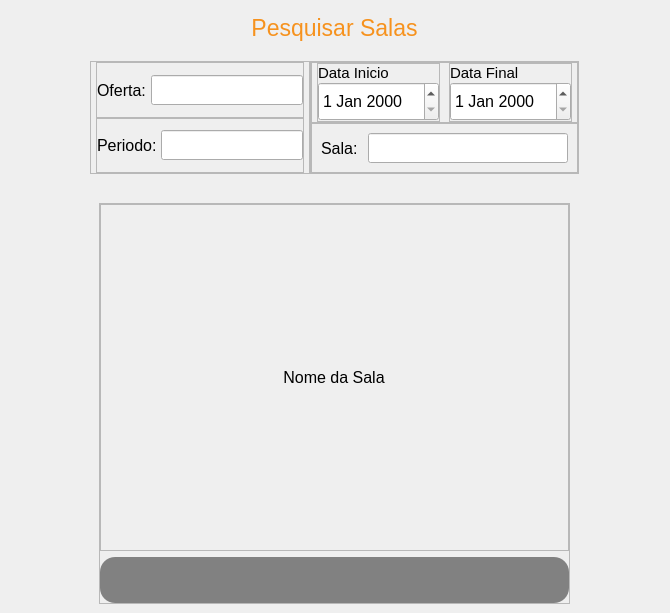
Senac-SOR-ADS/Mapa-de-Sala, file App/view/ui/pesquisa.ui: the form before one commit.
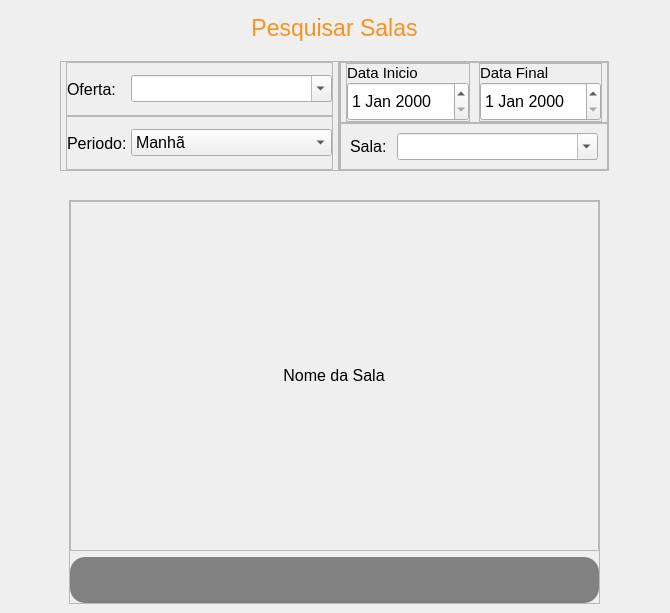
The form after the commit. Icons and pictures are not drawn.

Commit message: alterando para combobox os campos QLineEdit

```diff
--- a/App/view/ui/pesquisa.ui
+++ b/App/view/ui/pesquisa.ui
@@ -175,11 +175,11 @@
                 </widget>
                </item>
                <item>
-                <widget class="QLineEdit" name="campoOferta">
+                <widget class="QComboBox" name="campoOferta">
                  <property name="minimumSize">
                   <size>
-                   <width>139</width>
-                   <height>30</height>
+                   <width>201</width>
+                   <height>0</height>
                   </size>
                  </property>
                  <property name="font">
@@ -187,6 +187,9 @@
                    <pointsize>12</pointsize>
                   </font>
                  </property>
+                 <property name="editable">
+                  <bool>true</bool>
+                 </property>
                 </widget>
                </item>
               </layout>
@@ -235,11 +238,11 @@
                 </widget>
                </item>
                <item>
-                <widget class="QLineEdit" name="campoPeriodo">
+                <widget class="QComboBox" name="campoPeriodo">
                  <property name="minimumSize">
                   <size>
-                   <width>139</width>
-                   <height>30</height>
+                   <width>201</width>
+                   <height>0</height>
                   </size>
                  </property>
                  <property name="font">
@@ -247,6 +250,21 @@
                    <pointsize>12</pointsize>
                   </font>
                  </property>
+                 <item>
+                  <property name="text">
+                   <string>Manhã</string>
+                  </property>
+                 </item>
+                 <item>
+                  <property name="text">
+                   <string>Tarde</string>
+                  </property>
+                 </item>
+                 <item>
+                  <property name="text">
+                   <string>Noite</string>
+                  </property>
+                 </item>
                 </widget>
                </item>
               </layout>
@@ -447,11 +465,11 @@
                 </widget>
                </item>
                <item>
-                <widget class="QLineEdit" name="campoSala">
+                <widget class="QComboBox" name="campoSala">
                  <property name="minimumSize">
                   <size>
-                   <width>139</width>
-                   <height>30</height>
+                   <width>201</width>
+                   <height>0</height>
                   </size>
                  </property>
                  <property name="font">
@@ -459,6 +477,12 @@
                    <pointsize>12</pointsize>
                   </font>
                  </property>
+                 <property name="cursor">
+                  <cursorShape>PointingHandCursor</cursorShape>
+                 </property>
+                 <property name="editable">
+                  <bool>true</bool>
+                 </property>
                 </widget>
                </item>
               </layout>
```
Left out of the diff: 3 changed lines with no effect on the pictures.
